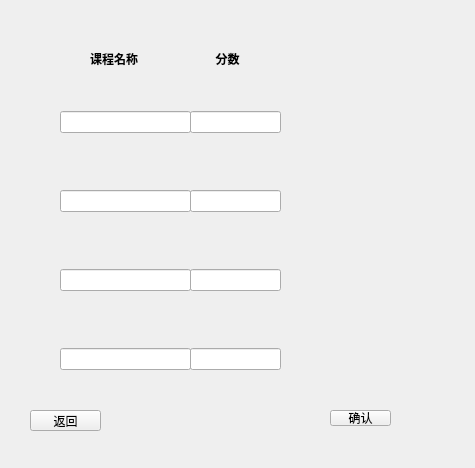
Old version of the form tea/addscore.ui in the repository 125055006/NewFoolLuoJia.
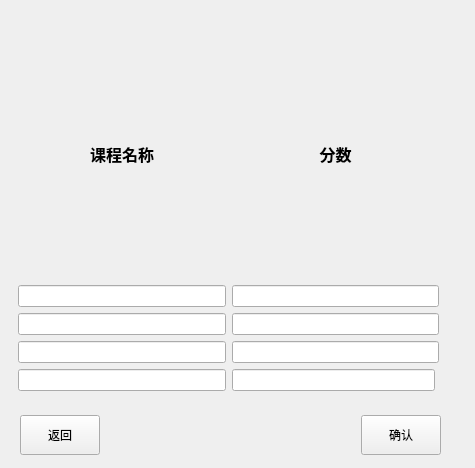
New version of the form.

The edit to the form file:
```diff
--- a/tea/addscore.ui
+++ b/tea/addscore.ui
@@ -13,28 +13,49 @@
   <property name="windowTitle">
    <string>Form</string>
   </property>
-  <widget class="QPushButton" name="Return">
+  <widget class="QWidget" name="">
    <property name="geometry">
     <rect>
-     <x>30</x>
-     <y>410</y>
-     <width>71</width>
-     <height>21</height>
-    </rect>
-   </property>
-   <property name="text">
-    <string>返回</string>
-   </property>
-  </widget>
-  <widget class="QWidget" name="layoutWidget">
-   <property name="geometry">
-    <rect>
-     <x>60</x>
-     <y>60</y>
-     <width>131</width>
+     <x>18</x>
+     <y>30</y>
+     <width>421</width>
      <height>361</height>
     </rect>
    </property>
+   <layout class="QVBoxLayout" name="verticalLayout_3" stretch="1,5">
+    <item>
+     <layout class="QHBoxLayout" name="horizontalLayout">
+      <item>
+       <widget class="QLabel" name="label_2">
+        <property name="font">
+         <font>
+          <pointsize>12</pointsize>
+          <bold>true</bold>
+         </font>
+        </property>
+        <property name="text">
+         <string>&lt;html&gt;&lt;head/&gt;&lt;body&gt;&lt;p align=&quot;center&quot;&gt;&lt;span style=&quot; font-weight:700;&quot;&gt;课程名称&lt;/span&gt;&lt;/p&gt;&lt;/body&gt;&lt;/html&gt;</string>
+        </property>
+       </widget>
+      </item>
+      <item>
+       <widget class="QLabel" name="label">
+        <property name="font">
+         <font>
+          <pointsize>12</pointsize>
+          <bold>true</bold>
+         </font>
+        </property>
+        <property name="text">
+         <string>&lt;html&gt;&lt;head/&gt;&lt;body&gt;&lt;p align=&quot;center&quot;&gt;&lt;span style=&quot; font-weight:700;&quot;&gt;分数&lt;/span&gt;&lt;/p&gt;&lt;/body&gt;&lt;/html&gt;</string>
+        </property>
+       </widget>
+      </item>
+     </layout>
+    </item>
+    <item>
+     <layout class="QHBoxLayout" name="horizontalLayout_2">
+      <item>
    <layout class="QVBoxLayout" name="verticalLayout">
     <item>
      <widget class="QLineEdit" name="course1">
@@ -65,29 +86,8 @@
      </widget>
     </item>
    </layout>
-  </widget>
-  <widget class="QPushButton" name="Confirm">
-   <property name="geometry">
-    <rect>
-     <x>330</x>
-     <y>410</y>
-     <width>61</width>
-     <height>16</height>
-    </rect>
-   </property>
-   <property name="text">
-    <string>确认</string>
-   </property>
-  </widget>
-  <widget class="QWidget" name="layoutWidget">
-   <property name="geometry">
-    <rect>
-     <x>190</x>
-     <y>60</y>
-     <width>91</width>
-     <height>361</height>
-    </rect>
-   </property>
+      </item>
+      <item>
    <layout class="QVBoxLayout" name="verticalLayout_2">
     <item>
      <widget class="QLineEdit" name="score1"/>
@@ -104,34 +104,69 @@
     </item>
     <item alignment="Qt::AlignmentFlag::AlignLeft">
      <widget class="QLineEdit" name="score4">
+          <property name="minimumSize">
+           <size>
+            <width>203</width>
+            <height>0</height>
+           </size>
+          </property>
       <property name="placeholderText">
        <string/>
       </property>
      </widget>
     </item>
    </layout>
+      </item>
+     </layout>
+    </item>
+   </layout>
   </widget>
-  <widget class="QWidget" name="layoutWidget">
+  <widget class="QWidget" name="">
    <property name="geometry">
     <rect>
-     <x>60</x>
-     <y>50</y>
-     <width>221</width>
-     <height>16</height>
+     <x>20</x>
+     <y>410</y>
+     <width>421</width>
+     <height>51</height>
     </rect>
    </property>
-   <layout class="QHBoxLayout" name="horizontalLayout">
+   <layout class="QHBoxLayout" name="horizontalLayout_3">
     <item>
-     <widget class="QLabel" name="label_2">
+     <widget class="QPushButton" name="Return">
+      <property name="minimumSize">
+       <size>
+        <width>0</width>
+        <height>40</height>
+       </size>
+      </property>
       <property name="text">
-       <string>&lt;html&gt;&lt;head/&gt;&lt;body&gt;&lt;p align=&quot;center&quot;&gt;&lt;span style=&quot; font-weight:700;&quot;&gt;课程名称&lt;/span&gt;&lt;/p&gt;&lt;/body&gt;&lt;/html&gt;</string>
+       <string>返回</string>
       </property>
      </widget>
     </item>
     <item>
-     <widget class="QLabel" name="label">
+     <spacer name="horizontalSpacer">
+      <property name="orientation">
+       <enum>Qt::Orientation::Horizontal</enum>
+      </property>
+      <property name="sizeHint" stdset="0">
+       <size>
+        <width>40</width>
+        <height>20</height>
+       </size>
+      </property>
+     </spacer>
+    </item>
+    <item>
+     <widget class="QPushButton" name="Confirm">
+      <property name="minimumSize">
+       <size>
+        <width>0</width>
+        <height>40</height>
+       </size>
+      </property>
       <property name="text">
-       <string>&lt;html&gt;&lt;head/&gt;&lt;body&gt;&lt;p align=&quot;center&quot;&gt;&lt;span style=&quot; font-weight:700;&quot;&gt;分数&lt;/span&gt;&lt;/p&gt;&lt;/body&gt;&lt;/html&gt;</string>
+       <string>确认</string>
       </property>
      </widget>
     </item>
```
Lines whose indentation alone changed are shown as unchanged.
